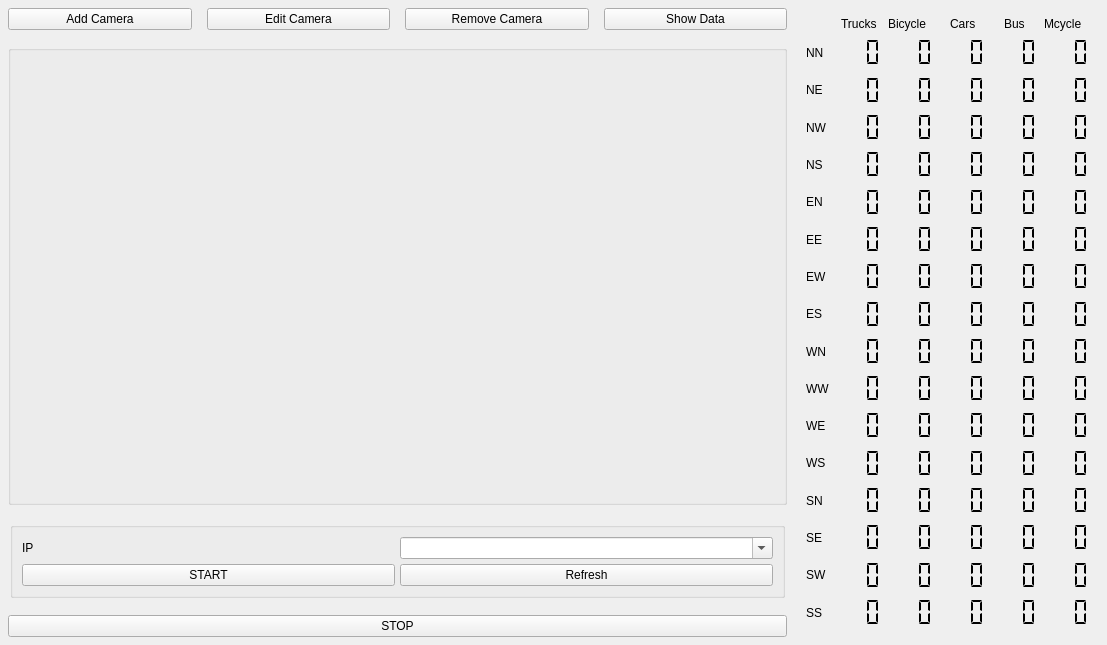
Old version of the form qt/form.ui in the repository EdgeOfAI/vehicle_counter_pyqt_app.
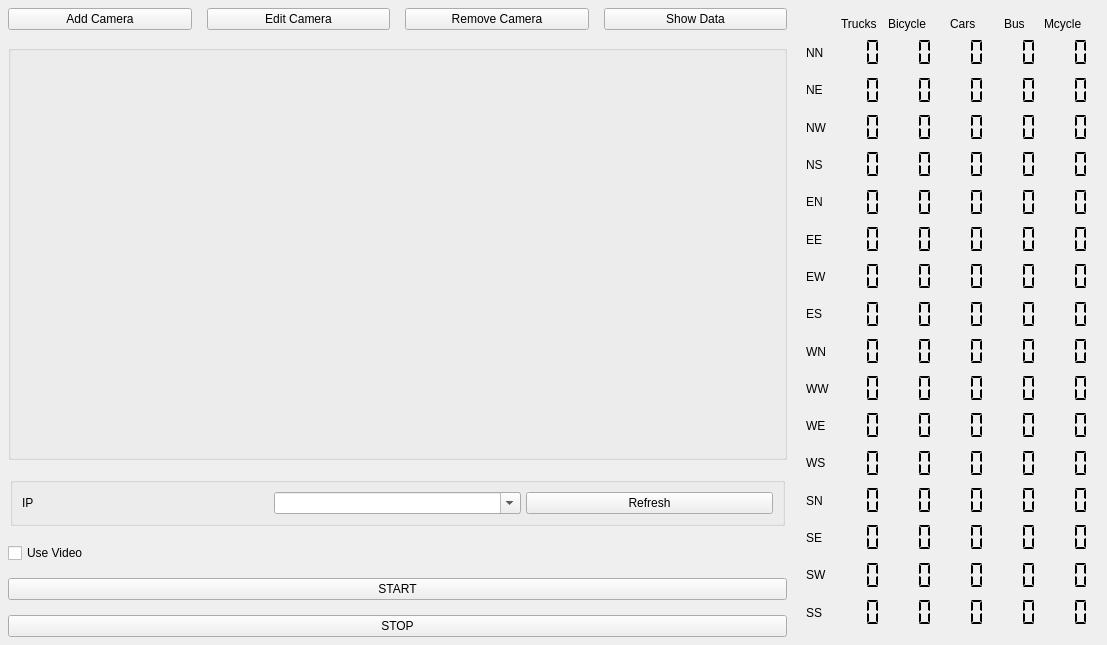
New version of the form. Custom widgets are drawn as their Qt base class.

Commit message: use video or camera using checkbox

What changed in the file:
```diff
--- a/qt/form.ui
+++ b/qt/form.ui
@@ -30,7 +30,7 @@
     <number>8</number>
    </property>
    <item>
-    <layout class="QVBoxLayout" name="verticalLayout_2" stretch="0,0,1,0,0">
+    <layout class="QVBoxLayout" name="verticalLayout_2" stretch="0,0,1,0,0,0,0">
      <property name="spacing">
       <number>15</number>
      </property>
@@ -141,20 +141,6 @@
           <property name="spacing">
            <number>5</number>
           </property>
-          <item row="0" column="0">
-           <widget class="QLabel" name="label_5">
-            <property name="text">
-             <string>IP</string>
-            </property>
-           </widget>
-          </item>
-          <item row="2" column="2">
-           <layout class="QHBoxLayout" name="horizontalLayout_10">
-            <property name="spacing">
-             <number>0</number>
-            </property>
-           </layout>
-          </item>
           <item row="0" column="2">
            <layout class="QHBoxLayout" name="horizontalLayout_9">
             <property name="spacing">
@@ -181,14 +167,14 @@
             </item>
            </layout>
           </item>
-          <item row="3" column="0">
-           <widget class="QPushButton" name="startInferenceBtn">
+          <item row="0" column="0">
+           <widget class="QLabel" name="label_5">
             <property name="text">
-             <string>START</string>
+             <string>IP</string>
             </property>
            </widget>
           </item>
-          <item row="3" column="2">
+          <item row="0" column="3">
            <widget class="QPushButton" name="refreshCamerasBtn">
             <property name="text">
              <string>Refresh</string>
@@ -200,6 +186,20 @@
        </item>
       </layout>
      </item>
+     <item>
+      <widget class="QCheckBox" name="checkBox">
+       <property name="text">
+        <string>Use Video</string>
+       </property>
+      </widget>
+     </item>
+     <item>
+      <widget class="QPushButton" name="startInferenceBtn">
+       <property name="text">
+        <string>START</string>
+       </property>
+      </widget>
+     </item>
      <item>
       <widget class="QPushButton" name="stopProcessBtn">
        <property name="text">
```
The commit also changes 5 other files.
